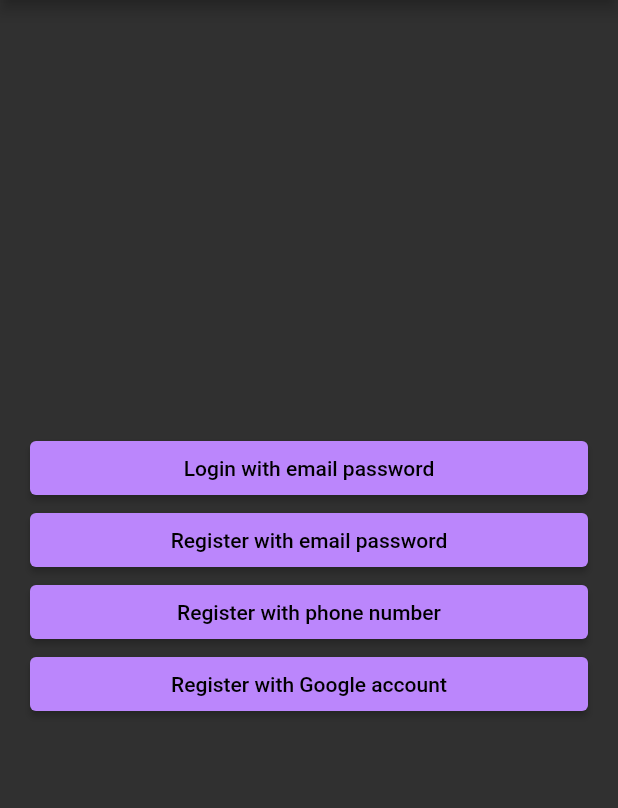
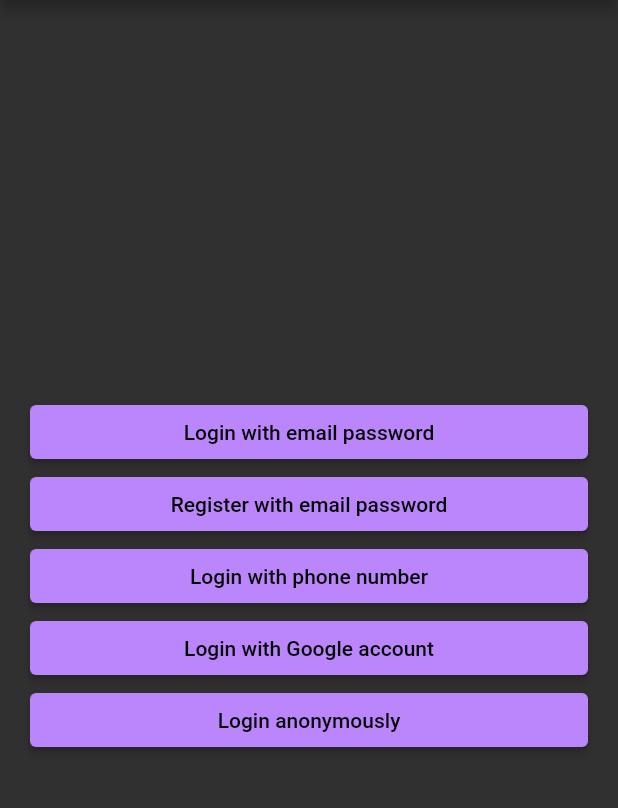
Before and after one commit to cemavcii/flutter-firebase_auth, a Flutter app: the screen it shows after launch, on a phone screen of 412 x 824 dp, the part 84-892 px from its top. Run offline on Flutter 3.47's test engine with Material 2 defaults, Android fonts, the phone set to English and light mode, and no system bars; our stand-ins replace firebase_auth, firebase_core, google_sign_in; accounts and stored records are empty.

Commit message:
anonymous login implemented

```diff
--- a/lib/pages/home_page.dart
+++ b/lib/pages/home_page.dart
@@ -37,15 +37,21 @@ class _HomeScreenViewState extends State<HomeScreenView> {
                       .pushNext(context, const SignUpWithEmailPassword());
                 }),
             ElevatedButtonWidged(
-                buttonText: 'Register with phone number',
+                buttonText: 'Login with phone number',
                 onPressed: () {
                   NavigatorUtils().pushNext(context, const PhoneSigninView());
                 }),
             ElevatedButtonWidged(
-                buttonText: 'Register with Google account',
+                buttonText: 'Login with Google account',
                 onPressed: () {
                   FirebaseAuthManager(FirebaseAuth.instance)
                       .signinWithGoogle(context);
+                }),
+            ElevatedButtonWidged(
+                buttonText: 'Login anonymously',
+                onPressed: () {
+                  FirebaseAuthManager(FirebaseAuth.instance)
+                      .signInAnonymously(context);
                 }),
           ],
         ),
--- a/lib/pages/phone_signin_view.dart
+++ b/lib/pages/phone_signin_view.dart
@@ -24,13 +24,13 @@ class _PhoneSigninViewState extends State<PhoneSigninView> {
   Widget build(BuildContext context) {
     return Scaffold(
       appBar: AppBar(
-        title: const Text("Register with your phone number"),
+        title: const Text("Login with your phone number"),
       ),
       body: Padding(
         padding: const EdgeInsets.symmetric(horizontal: 20.0),
         child: Column(mainAxisAlignment: MainAxisAlignment.center, children: [
           Text(
-            "Register",
+            "Login",
             style: Theme.of(context).textTheme.headline5,
           ),
           const SizedBox(
@@ -45,7 +45,7 @@ class _PhoneSigninViewState extends State<PhoneSigninView> {
           ),
           ElevatedButtonWidged(
             onPressed: signinWithPhone,
-            buttonText: "Register now",
+            buttonText: "Login now",
           )
         ]),
       ),
```
Also changed, not shown: lib/services/firebase_auth_manager.dart (+13 -3 lines).
